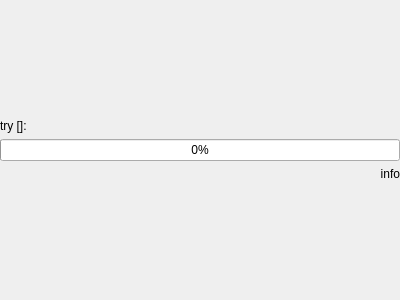
Old version of the form src/mode/FormEasy/LoadingOverLay/loadingoverlay.ui in the repository MRsoymilk/MySerial.
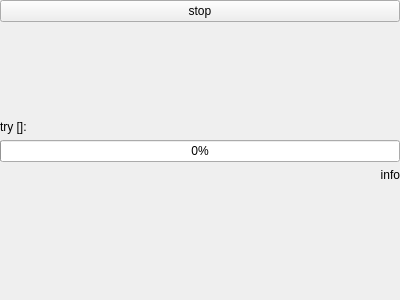
New version of the form.

Commit message: LoadingOverLay: add stop control; FormEasy: apply Threshold

```diff
--- a/src/mode/FormEasy/LoadingOverLay/loadingoverlay.ui
+++ b/src/mode/FormEasy/LoadingOverLay/loadingoverlay.ui
@@ -47,7 +47,7 @@
       <property name="spacing">
        <number>6</number>
       </property>
-      <item row="0" column="0">
+      <item row="1" column="0">
        <spacer name="verticalSpacer_2">
         <property name="orientation">
          <enum>Qt::Orientation::Vertical</enum>
@@ -60,7 +60,14 @@
         </property>
        </spacer>
       </item>
-      <item row="4" column="0">
+      <item row="2" column="0">
+       <widget class="QLabel" name="labelTry">
+        <property name="text">
+         <string>try []:</string>
+        </property>
+       </widget>
+      </item>
+      <item row="5" column="0">
        <spacer name="verticalSpacer">
         <property name="orientation">
          <enum>Qt::Orientation::Vertical</enum>
@@ -73,14 +80,7 @@
         </property>
        </spacer>
       </item>
-      <item row="2" column="0">
-       <widget class="QProgressBar" name="progressBar">
-        <property name="value">
-         <number>0</number>
-        </property>
-       </widget>
-      </item>
-      <item row="3" column="0">
+      <item row="4" column="0">
        <widget class="QLabel" name="labelInfo">
         <property name="text">
          <string>info</string>
@@ -90,10 +90,17 @@
         </property>
        </widget>
       </item>
-      <item row="1" column="0">
-       <widget class="QLabel" name="labelTry">
+      <item row="3" column="0">
+       <widget class="QProgressBar" name="progressBar">
+        <property name="value">
+         <number>0</number>
+        </property>
+       </widget>
+      </item>
+      <item row="0" column="0">
+       <widget class="QPushButton" name="btnStop">
         <property name="text">
-         <string>try []:</string>
+         <string>stop</string>
         </property>
        </widget>
       </item>
```
The commit also changes 13 other files.
